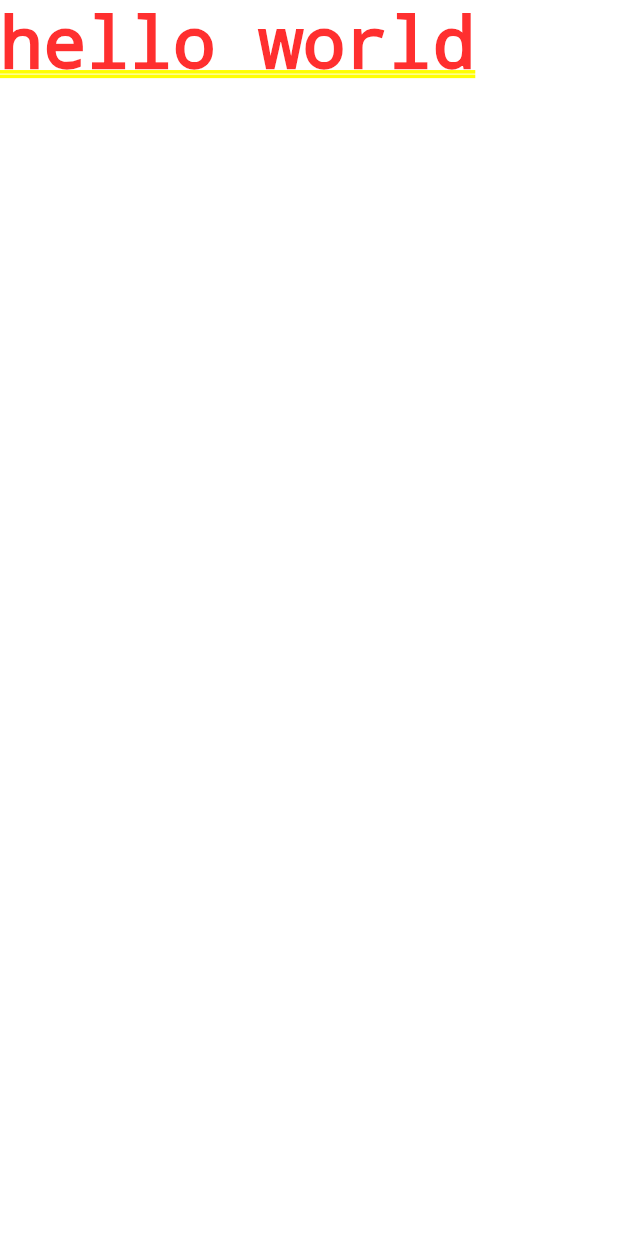
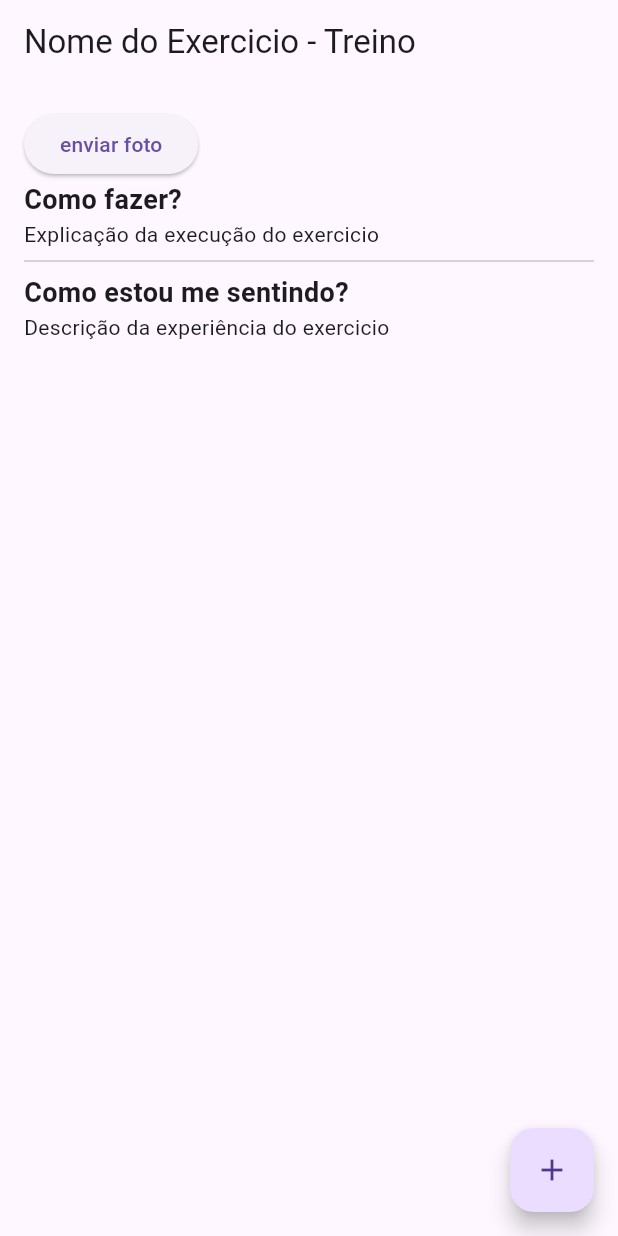
Before and after one commit to jgdlago/gym-helper-app, a Flutter app: the screen it shows after launch, on a phone screen of 412 x 824 dp. Run offline on Flutter 3.47's test engine with Material 3 defaults, Android fonts, the light colour scheme and no system bars.

Commit message:
:sparkles: Feat: Template tela de exercicio

```diff
--- a/lib/main.dart
+++ b/lib/main.dart
@@ -1,4 +1,5 @@
 import 'package:flutter/material.dart';
+import 'package:gym_helper_app/screens/exercise_screen.dart';
 
 void main() {
   runApp(const MyApp());
@@ -11,7 +12,7 @@
   @override
   Widget build(BuildContext context) {
     return const MaterialApp(
-      home: Text("hello world"),
+      home: ExerciseScreen(),
     );
   }
 }
--- /dev/null
+++ b/lib/screens/exercise_screen.dart
@@ -0,0 +1,46 @@
+import 'package:flutter/material.dart';
+
+class ExerciseScreen extends StatelessWidget {
+  const ExerciseScreen({super.key});
+
+  @override
+  Widget build(BuildContext context) {
+    return Scaffold(
+      appBar: AppBar(title: const Text("Nome do Exercicio - Treino")),
+      floatingActionButton: FloatingActionButton(
+        onPressed: () {
+          print('teste');
+        },
+        child: const Icon(Icons.add),
+      ),
+      body: Padding(
+        padding: const EdgeInsets.all(16.0),
+        child: Column(
+          crossAxisAlignment: CrossAxisAlignment.start,
+          children: [
+            ElevatedButton(
+              onPressed: () {},
+              child: const Text("enviar foto"),
+            ),
+            const Text("Como fazer?",
+              style: TextStyle(
+                fontWeight: FontWeight.bold,
+                fontSize: 18,
+              ),
+            ),
+            const Text(
+              "Explicação da execução do exercicio"),
+            Divider(),
+            const Text("Como estou me sentindo?",
+              style: TextStyle(
+                fontWeight: FontWeight.bold,
+                fontSize: 18,
+              ),
+            ),
+            Text("Descrição da experiência do exercicio"),
+          ],
+        ),
+      ),
+    );
+  }
+}
```
